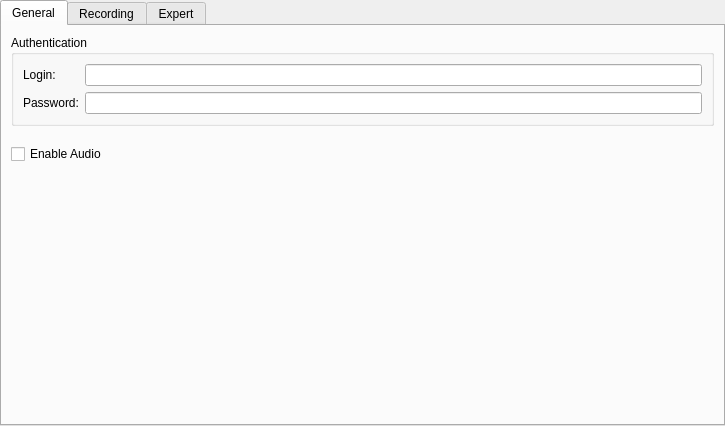
The window that client/src/ui/widgets/properties/multiple_camera_settings_widget.ui (networkoptix/nx_open) describes before a commit, drawn with Qt 5.
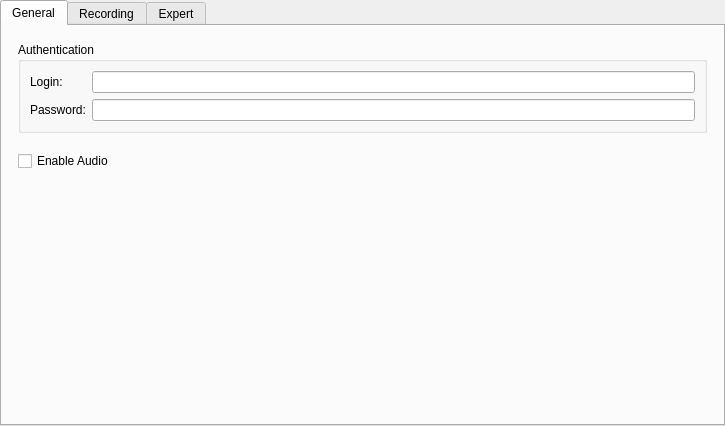
The same window after the commit. Custom widgets are drawn as their Qt base class.

Commit message:
Margins adjustments for camera settings dialogs & property pages
<==== Mercurial data ====>
Branch: dev_3.0.0_gui

Patch:
```diff
--- a/client/src/ui/widgets/properties/multiple_camera_settings_widget.ui
+++ b/client/src/ui/widgets/properties/multiple_camera_settings_widget.ui
@@ -33,6 +33,18 @@
        <string>General</string>
       </attribute>
       <layout class="QVBoxLayout" name="verticalLayout_4">
+       <property name="leftMargin">
+        <number>16</number>
+       </property>
+       <property name="topMargin">
+        <number>16</number>
+       </property>
+       <property name="rightMargin">
+        <number>16</number>
+       </property>
+       <property name="bottomMargin">
+        <number>16</number>
+       </property>
        <item>
         <widget class="QGroupBox" name="groupBox_2">
          <property name="title">
```
Left out of the diff: 16 changed lines with no effect on the pictures. The commit also changes 5 other files.
